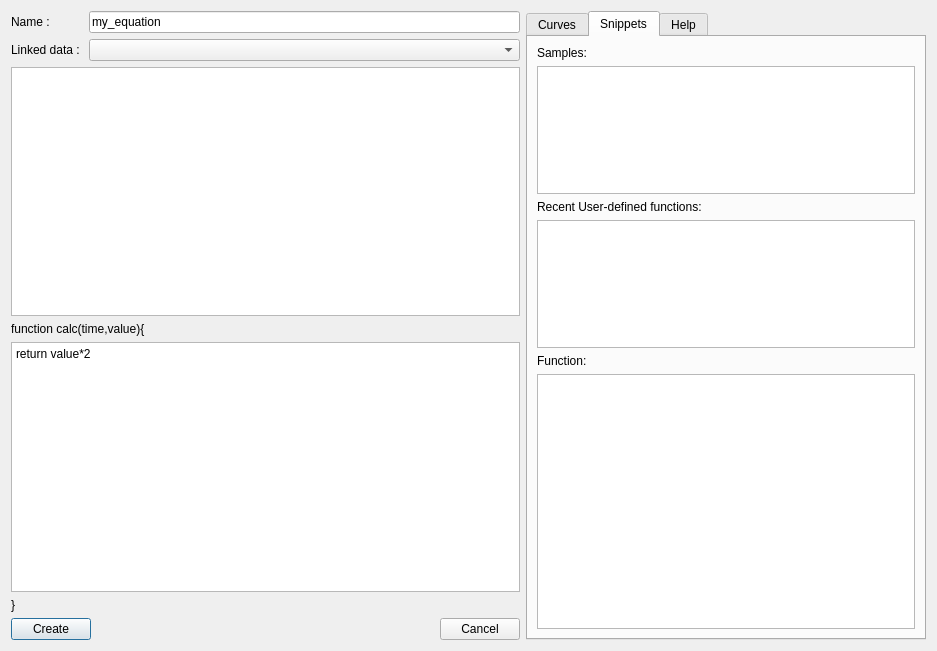
First picture: the form in plotter_gui/add_custom_plot.ui, repository ziparker/PlotJuggler, before the edit.
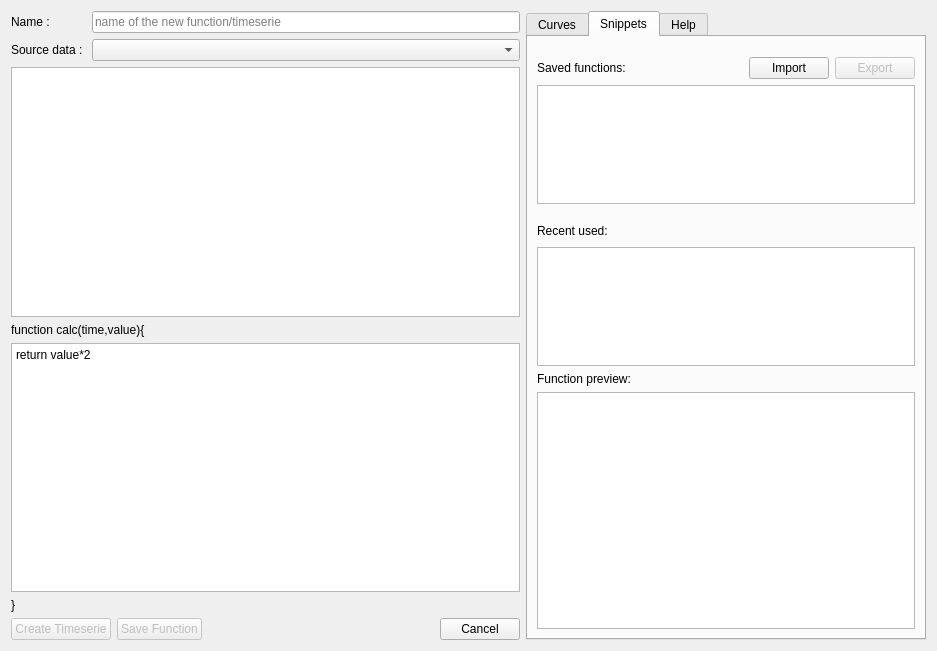
Second picture: the form after the edit.

```diff
--- a/plotter_gui/add_custom_plot.ui
+++ b/plotter_gui/add_custom_plot.ui
@@ -13,69 +13,10 @@
   <property name="windowTitle">
    <string>Add math plot</string>
   </property>
-  <layout class="QGridLayout" name="gridLayout">
-   <item row="3" column="0">
-    <widget class="QPlainTextEdit" name="mathEquation">
-     <property name="plainText">
-      <string>return value*2</string>
-     </property>
-     <property name="placeholderText">
-      <string>e.g. &quot;return y*2&quot;</string>
-     </property>
-    </widget>
-   </item>
-   <item row="2" column="0">
-    <widget class="QLabel" name="label">
-     <property name="text">
-      <string>function calc(time,value){</string>
-     </property>
-    </widget>
-   </item>
-   <item row="4" column="0">
-    <widget class="QLabel" name="label_4">
-     <property name="text">
-      <string>}</string>
-     </property>
-    </widget>
-   </item>
-   <item row="5" column="0">
-    <layout class="QHBoxLayout" name="horizontalLayout">
+  <layout class="QHBoxLayout" name="horizontalLayout_3">
      <item>
-      <widget class="QPushButton" name="pushButtonDone">
-       <property name="text">
-        <string>Create</string>
-       </property>
-       <property name="default">
-        <bool>true</bool>
-       </property>
-      </widget>
-     </item>
+    <layout class="QVBoxLayout" name="verticalLayout_4" stretch="0,1,0,1,0,0">
      <item>
-      <spacer name="horizontalSpacer">
-       <property name="orientation">
-        <enum>Qt::Horizontal</enum>
-       </property>
-       <property name="sizeHint" stdset="0">
-        <size>
-         <width>40</width>
-         <height>20</height>
-        </size>
-       </property>
-      </spacer>
-     </item>
-     <item>
-      <widget class="QPushButton" name="pushButtonCancel">
-       <property name="text">
-        <string>Cancel</string>
-       </property>
-       <property name="autoDefault">
-        <bool>true</bool>
-       </property>
-      </widget>
-     </item>
-    </layout>
-   </item>
-   <item row="0" column="0">
     <layout class="QFormLayout" name="formLayout">
      <item row="2" column="0">
       <widget class="QLabel" name="label_3">
@@ -90,14 +31,17 @@
         <string>&lt;html&gt;&lt;head/&gt;&lt;body&gt;&lt;p&gt;The timeseries that provides the (time,value) pair to comute the the funtion &lt;span style=&quot; font-weight:600;&quot;&gt;calc(time,value)&lt;/span&gt;&lt;/p&gt;&lt;/body&gt;&lt;/html&gt;</string>
        </property>
        <property name="text">
-        <string>Linked data : </string>
+          <string>Source data : </string>
        </property>
       </widget>
      </item>
      <item row="2" column="1">
       <widget class="QLineEdit" name="nameLineEdit">
        <property name="text">
-        <string>my_equation</string>
+          <string/>
+         </property>
+         <property name="placeholderText">
+          <string>name of the new function/timeserie</string>
        </property>
       </widget>
      </item>
@@ -113,7 +57,7 @@
      </item>
     </layout>
    </item>
-   <item row="1" column="0">
+     <item>
     <widget class="QPlainTextEdit" name="globalVarsTextField">
      <property name="plainText">
       <string/>
@@ -123,7 +67,83 @@
      </property>
     </widget>
    </item>
-   <item row="0" column="1" rowspan="6">
+     <item>
+      <widget class="QLabel" name="label">
+       <property name="text">
+        <string>function calc(time,value){</string>
+       </property>
+      </widget>
+     </item>
+     <item>
+      <widget class="QPlainTextEdit" name="mathEquation">
+       <property name="plainText">
+        <string>return value*2</string>
+       </property>
+       <property name="placeholderText">
+        <string>e.g. &quot;return y*2&quot;</string>
+       </property>
+      </widget>
+     </item>
+     <item>
+      <widget class="QLabel" name="label_4">
+       <property name="text">
+        <string>}</string>
+       </property>
+      </widget>
+     </item>
+     <item>
+      <layout class="QHBoxLayout" name="horizontalLayout">
+       <item>
+        <widget class="QPushButton" name="pushButtonCreate">
+         <property name="enabled">
+          <bool>false</bool>
+         </property>
+         <property name="text">
+          <string>Create Timeserie</string>
+         </property>
+         <property name="default">
+          <bool>true</bool>
+         </property>
+        </widget>
+       </item>
+       <item>
+        <widget class="QPushButton" name="pushButtonSave">
+         <property name="enabled">
+          <bool>false</bool>
+         </property>
+         <property name="text">
+          <string>Save Function</string>
+         </property>
+        </widget>
+       </item>
+       <item>
+        <spacer name="horizontalSpacer">
+         <property name="orientation">
+          <enum>Qt::Horizontal</enum>
+         </property>
+         <property name="sizeHint" stdset="0">
+          <size>
+           <width>40</width>
+           <height>20</height>
+          </size>
+         </property>
+        </spacer>
+       </item>
+       <item>
+        <widget class="QPushButton" name="pushButtonCancel">
+         <property name="text">
+          <string>Cancel</string>
+         </property>
+         <property name="autoDefault">
+          <bool>true</bool>
+         </property>
+        </widget>
+       </item>
+      </layout>
+     </item>
+    </layout>
+   </item>
+   <item>
     <widget class="QTabWidget" name="tabWidget">
      <property name="sizePolicy">
       <sizepolicy hsizetype="Minimum" vsizetype="Expanding">
@@ -160,21 +180,81 @@
       </attribute>
       <layout class="QVBoxLayout" name="verticalLayout_2" stretch="0,1,0,1,0,2">
        <item>
+        <layout class="QHBoxLayout" name="horizontalLayout_2">
+         <property name="leftMargin">
+          <number>0</number>
+         </property>
+         <property name="topMargin">
+          <number>11</number>
+         </property>
+         <item>
         <widget class="QLabel" name="label_5">
          <property name="text">
-          <string>Samples:</string>
+            <string>Saved functions:</string>
          </property>
         </widget>
        </item>
        <item>
-        <widget class="QListWidget" name="snippetsListWidget"/>
-       </item>
+          <spacer name="spacer">
+           <property name="orientation">
+            <enum>Qt::Horizontal</enum>
+           </property>
+           <property name="sizeHint" stdset="0">
+            <size>
+             <width>40</width>
+             <height>20</height>
+            </size>
+           </property>
+          </spacer>
+         </item>
+         <item>
+          <widget class="QPushButton" name="buttonLoadFunctions">
+           <property name="text">
+            <string>Import</string>
+           </property>
+          </widget>
+         </item>
+         <item>
+          <widget class="QPushButton" name="buttonSaveFunctions">
+           <property name="enabled">
+            <bool>false</bool>
+           </property>
+           <property name="text">
+            <string>Export</string>
+           </property>
+          </widget>
+         </item>
+        </layout>
+       </item>
+       <item>
+        <widget class="QListWidget" name="snippetsListSaved"/>
+       </item>
+       <item>
+        <layout class="QHBoxLayout" name="horizontalLayout_4">
+         <property name="topMargin">
+          <number>11</number>
+         </property>
        <item>
         <widget class="QLabel" name="label_6">
          <property name="text">
-          <string>Recent User-defined functions:</string>
-         </property>
-        </widget>
+            <string>Recent used:</string>
+           </property>
+          </widget>
+         </item>
+         <item>
+          <spacer name="horizontalSpacer_2">
+           <property name="orientation">
+            <enum>Qt::Horizontal</enum>
+           </property>
+           <property name="sizeHint" stdset="0">
+            <size>
+             <width>40</width>
+             <height>20</height>
+            </size>
+           </property>
+          </spacer>
+         </item>
+        </layout>
        </item>
        <item>
         <widget class="QListWidget" name="snippetsListRecent"/>
@@ -182,7 +262,7 @@
        <item>
         <widget class="QLabel" name="label_7">
          <property name="text">
-          <string>Function:</string>
+          <string>Function preview:</string>
          </property>
         </widget>
        </item>
```
Left out of the diff: 11 changed lines with no effect on the pictures. Lines whose indentation alone changed are shown as unchanged.
